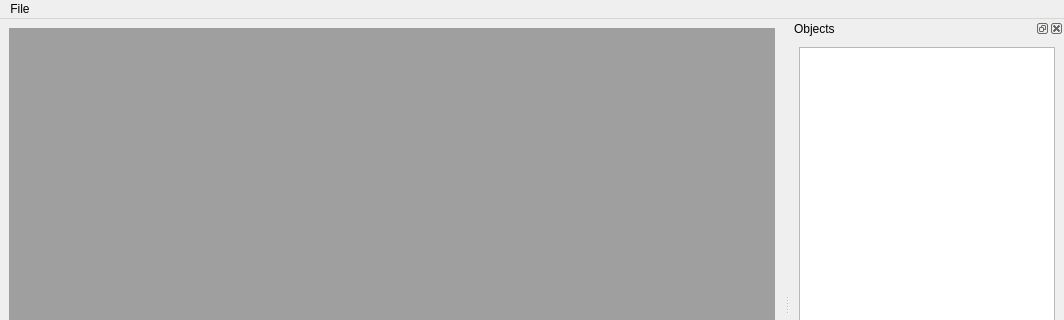
First picture: the form in resources/ui/MainWindow.ui, repository BRL-CAD/arbalest, before the edit; both pictures show x 0 to 1064 and y 0 to 320 of the 1064 by 610 pixel window.
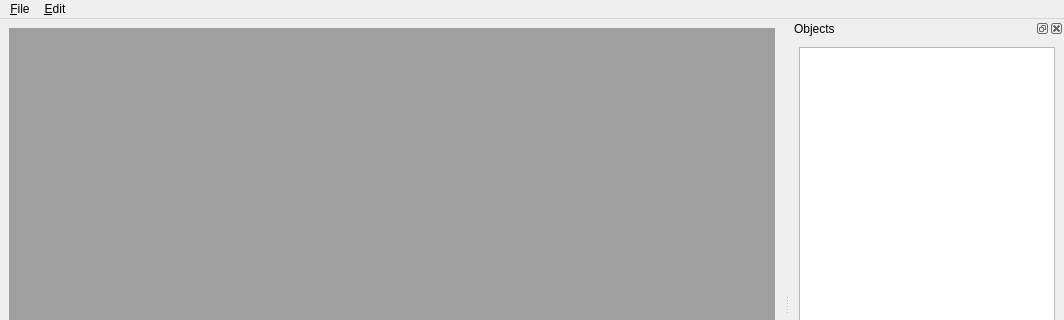
Second picture: the form after the edit.

```diff
--- a/resources/ui/MainWindow.ui
+++ b/resources/ui/MainWindow.ui
@@ -31,12 +31,18 @@
    </property>
    <widget class="QMenu" name="menuFile">
     <property name="title">
-     <string>File</string>
+     <string>&amp;File</string>
     </property>
     <addaction name="actionOpen"/>
     <addaction name="actionSave_As"/>
    </widget>
+   <widget class="QMenu" name="menuEdit">
+    <property name="title">
+     <string>&amp;Edit</string>
+    </property>
+   </widget>
    <addaction name="menuFile"/>
+   <addaction name="menuEdit"/>
   </widget>
   <widget class="QStatusBar" name="statusbar"/>
   <widget class="QDockWidget" name="dockWidgetObjectsTree">
```
Left out of the diff: 20 changed lines with no effect on the pictures.
